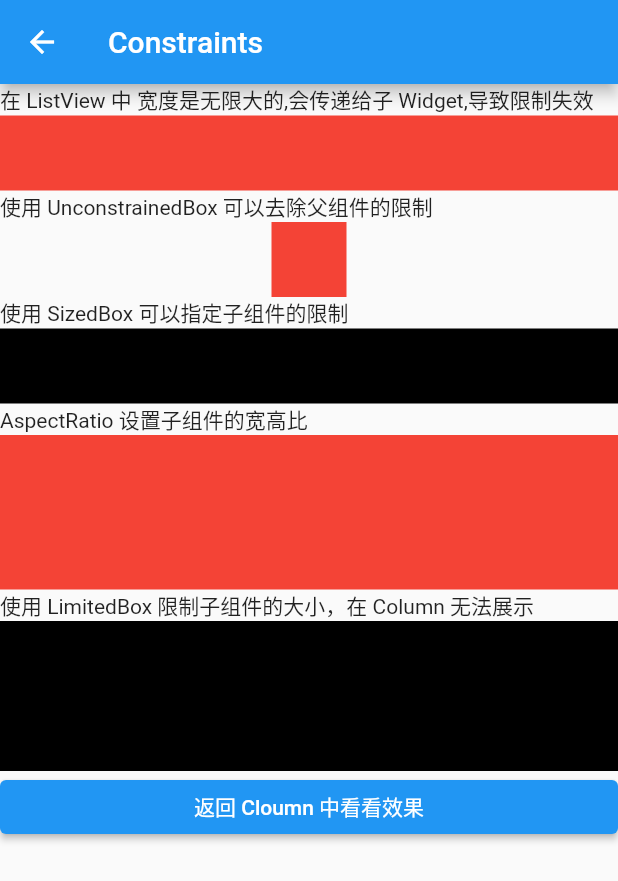
After one commit to xxxIxxxx/flutter_ddup, a Flutter app: the ConstraintsPage screen opened by its route, after a tap on "同一套代码在 ListView 中看看效果", on a phone screen of 412 x 824 dp. The commit adds this screen. Shown: the top 881 px of the screen. Run offline on Flutter 3.47's test engine with Material 2 defaults, Android fonts, the phone set to English and light mode, and no system bars; our stand-ins replace fluro.

Commit message:
UnconstrainedBox、ConstrainedBox、SizedBox 约束布局

```diff
--- a/lib/app/home_page.dart
+++ b/lib/app/home_page.dart
@@ -83,6 +83,12 @@ class _MyHomePageState extends State<MyHomePage> {
             },
             child: const Text("进度滑块"),
           ),
+          TextButton(
+              onPressed: () {
+                Application.router.navigateTo(context, Routes.constraints);
+              },
+              child:
+                  const Text("UnconstrainedBox、ConstrainedBox、SizedBox 约束布局")),
         ],
       ),
     );
--- /dev/null
+++ b/lib/class/UnconstrainedBox、ConstrainedBox、SizedBox 约束布局/constraints2_page.dart
@@ -0,0 +1,69 @@
+import 'package:flutter/material.dart';
+
+class ConstraintsPage2 extends StatefulWidget {
+  const ConstraintsPage2({Key? key}) : super(key: key);
+
+  @override
+  _ConstraintsPageState2 createState() => _ConstraintsPageState2();
+}
+
+class _ConstraintsPageState2 extends State<ConstraintsPage2> {
+  Widget redBox =
+      const DecoratedBox(decoration: BoxDecoration(color: Colors.red));
+
+  Widget blackBox =
+      const DecoratedBox(decoration: BoxDecoration(color: Colors.black));
+
+  @override
+  Widget build(BuildContext context) {
+    return Scaffold(
+      appBar: AppBar(
+        title: const Text('Constraints'),
+      ),
+      body: ListView(
+        children: <Widget>[
+          const Text("在 ListView 中 宽度是无限大的,会传递给子 Widget,导致限制失效"),
+          ConstrainedBox(
+            constraints: const BoxConstraints(
+              minWidth: 200,
+              minHeight: 50,
+            ),
+            child: Container(child: redBox),
+          ),
+          const Text("使用 UnconstrainedBox 可以去除父组件的限制"),
+          UnconstrainedBox(
+            child: ConstrainedBox(
+              constraints: const BoxConstraints(
+                minWidth: 50,
+                minHeight: 50,
+              ),
+              child: Container(child: redBox),
+            ),
+          ),
+          const Text("使用 SizedBox 可以指定子组件的限制"),
+          SizedBox(
+            width: 100,
+            height: 50,
+            child: blackBox,
+          ),
+          const Text("AspectRatio 设置子组件的宽高比"),
+          AspectRatio(aspectRatio: 4.0, child: redBox),
+          const Text("使用 LimitedBox 限制子组件的大小，在 Column 无法展示"),
+          SizedBox(
+            height: 100,
+            child: LimitedBox(
+              maxHeight: 100,
+              maxWidth: 100,
+              child: blackBox,
+            ),
+          ),
+          ElevatedButton(
+              onPressed: () {
+                Navigator.pop(context);
+              },
+              child: const Text("返回 Cloumn 中看看效果"))
+        ],
+      ),
+    );
+  }
+}
--- /dev/null
+++ b/lib/class/UnconstrainedBox、ConstrainedBox、SizedBox 约束布局/constraints_page.dart
@@ -0,0 +1,72 @@
+import 'package:flutter/material.dart';
+import 'package:flutter_ddup/class/UnconstrainedBox%E3%80%81ConstrainedBox%E3%80%81SizedBox%20%E7%BA%A6%E6%9D%9F%E5%B8%83%E5%B1%80/constraints2_page.dart';
+
+class ConstraintsPage extends StatefulWidget {
+  const ConstraintsPage({Key? key}) : super(key: key);
+
+  @override
+  _ConstraintsPageState createState() => _ConstraintsPageState();
+}
+
+class _ConstraintsPageState extends State<ConstraintsPage> {
+  Widget redBox =
+      const DecoratedBox(decoration: BoxDecoration(color: Colors.red));
+
+  Widget blackBox =
+      const DecoratedBox(decoration: BoxDecoration(color: Colors.black));
+
+  @override
+  Widget build(BuildContext context) {
+    return Scaffold(
+      appBar: AppBar(
+        title: const Text('Constraints'),
+      ),
+      body: Column(
+        children: <Widget>[
+          const Text("在 ListView 中 宽度是无限大的,会传递给子 Widget,导致限制失效"),
+          ConstrainedBox(
+            constraints: const BoxConstraints(
+              minWidth: 200,
+              minHeight: 50,
+            ),
+            child: Container(child: redBox),
+          ),
+          const Text("使用 UnconstrainedBox 可以去除父组件的限制"),
+          UnconstrainedBox(
+            child: ConstrainedBox(
+              constraints: const BoxConstraints(
+                minWidth: 50,
+                minHeight: 50,
+              ),
+              child: Container(child: redBox),
+            ),
+          ),
+          const Text("使用 SizedBox 可以指定子组件的限制"),
+          SizedBox(
+            width: 100,
+            height: 50,
+            child: blackBox,
+          ),
+          const Text("AspectRatio 设置子组件的宽高比"),
+          AspectRatio(aspectRatio: 4.0, child: redBox),
+          const Text("使用 LimitedBox 限制子组件的大小，在 Column 无法展示，宽度为0"),
+          SizedBox(
+            height: 100,
+            child: LimitedBox(
+              maxHeight: 100,
+              maxWidth: 100,
+              child: blackBox,
+            ),
+          ),
+          ElevatedButton(
+              onPressed: () {
+                Navigator.push(context, MaterialPageRoute(builder: (context) {
+                  return const ConstraintsPage2();
+                }));
+              },
+              child: const Text("同一套代码在 ListView 中看看效果"))
+        ],
+      ),
+    );
+  }
+}
--- a/lib/route/route_handlers.dart
+++ b/lib/route/route_handlers.dart
@@ -1,6 +1,7 @@
 import 'package:fluro/fluro.dart';
 import 'package:flutter/cupertino.dart';
 import 'package:flutter_ddup/app/home_page.dart';
+import 'package:flutter_ddup/class/UnconstrainedBox%E3%80%81ConstrainedBox%E3%80%81SizedBox%20%E7%BA%A6%E6%9D%9F%E5%B8%83%E5%B1%80/constraints_page.dart';
 import '../class/Text文本及样式/text_page.dart';
 import '../class/widget生命周期/counter_life_cycle_page.dart';
 import '../class/单选开关复选开关/switch_page.dart';
@@ -8,7 +9,7 @@ import '../class/图片/image_page.dart';
 import '../class/按钮/button_page.dart';
 import '../class/路由传值/tipRoute_page.dart';
 import '../class/输入框及表单/text_field_page.dart';
-import '../class/进度指示器/Progress_page.dart';
+import '../class/进度指示器/progress_page.dart';
 
 var homeHandler = Handler(
     handlerFunc: (BuildContext? context, Map<String, List<String>> params) {
@@ -61,3 +62,8 @@ var progressHandeler = Handler(
     handlerFunc: (BuildContext? context, Map<String, List<String>> params) {
   return const ProgressPage();
 });
+
+var constraintsHandeler = Handler(
+    handlerFunc: (BuildContext? context, Map<String, List<String>> params) {
+  return const ConstraintsPage();
+});
--- a/lib/route/routes.dart
+++ b/lib/route/routes.dart
@@ -15,6 +15,7 @@ class Routes {
   static String switchs = "/switchs";
   static String textField = "/textField";
   static String progress = "/progress";
+  static String constraints = "/constraints";
 
   static void configureRoutes(FluroRouter router) {
     router.notFoundHandler = Handler(
@@ -31,5 +32,6 @@ class Routes {
     router.define(switchs, handler: switchHandler);
     router.define(textField, handler: textFieldHandeler);
     router.define(progress, handler: progressHandeler);
+    router.define(constraints, handler: constraintsHandeler);
   }
 }
```
Also changed, not shown: 10 other files.
